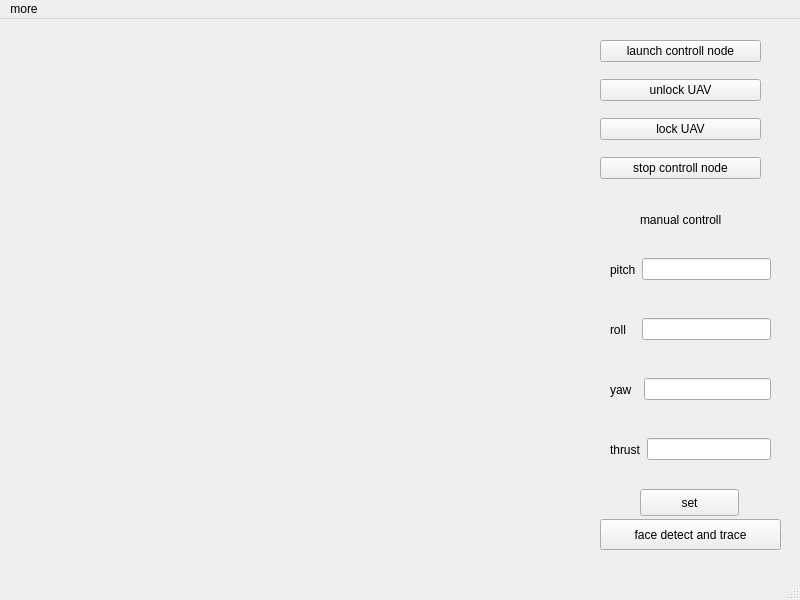
The window that demo.ui (woater/ros_gui_design) describes before a commit, drawn with Qt 5.
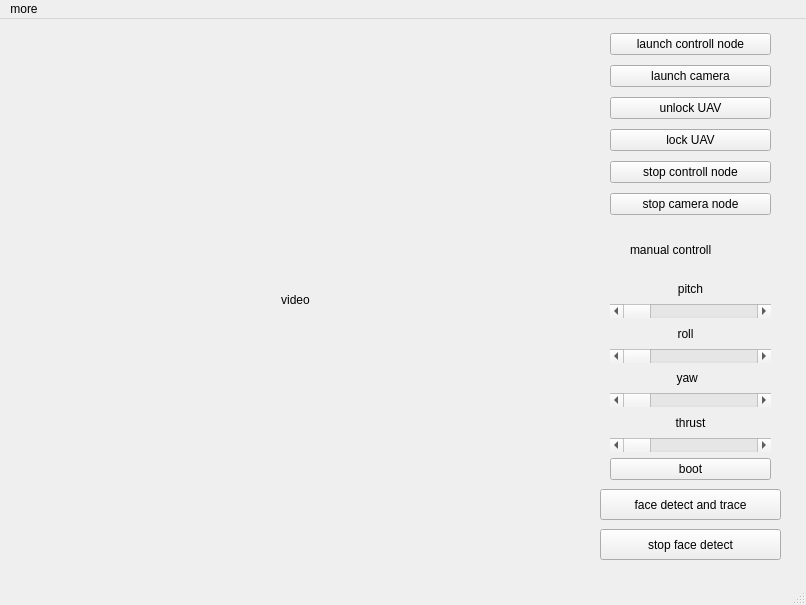
The same window after the commit.

Commit message: add stop nodes

```diff
--- a/demo.ui
+++ b/demo.ui
@@ -6,8 +6,8 @@
    <rect>
     <x>0</x>
     <y>0</y>
-    <width>800</width>
-    <height>600</height>
+    <width>806</width>
+    <height>605</height>
    </rect>
   </property>
   <property name="windowTitle">
@@ -17,10 +17,10 @@
    <widget class="QWidget" name="verticalLayoutWidget">
     <property name="geometry">
      <rect>
-      <x>600</x>
+      <x>610</x>
       <y>10</y>
       <width>161</width>
-      <height>161</height>
+      <height>194</height>
      </rect>
     </property>
     <layout class="QVBoxLayout" name="verticalLayout">
@@ -31,6 +31,13 @@
        </property>
       </widget>
      </item>
+     <item>
+      <widget class="QPushButton" name="pushButton_camera">
+       <property name="text">
+        <string>launch camera</string>
+       </property>
+      </widget>
+     </item>
      <item>
       <widget class="QPushButton" name="pushButton_unlock">
        <property name="text">
@@ -52,133 +59,158 @@
        </property>
       </widget>
      </item>
+     <item>
+      <widget class="QPushButton" name="pushButton_stopcamera">
+       <property name="text">
+        <string>stop camera node</string>
+       </property>
+      </widget>
+     </item>
     </layout>
    </widget>
-   <widget class="QWidget" name="horizontalLayoutWidget">
+   <widget class="QPushButton" name="pushButton_face">
     <property name="geometry">
      <rect>
-      <x>610</x>
+      <x>600</x>
+      <y>470</y>
+      <width>181</width>
+      <height>31</height>
+     </rect>
+    </property>
+    <property name="text">
+     <string>face detect and trace</string>
+    </property>
+   </widget>
+   <widget class="QLabel" name="label_5">
+    <property name="geometry">
+     <rect>
+      <x>630</x>
       <y>220</y>
+      <width>121</width>
+      <height>21</height>
+     </rect>
+    </property>
+    <property name="text">
+     <string>manual controll</string>
+    </property>
+   </widget>
+   <widget class="QLabel" name="label_6">
+    <property name="geometry">
+     <rect>
+      <x>50</x>
+      <y>40</y>
+      <width>491</width>
+      <height>481</height>
+     </rect>
+    </property>
+    <property name="text">
+     <string>video</string>
+    </property>
+    <property name="alignment">
+     <set>Qt::AlignCenter</set>
+    </property>
+   </widget>
+   <widget class="QWidget" name="layoutWidget">
+    <property name="geometry">
+     <rect>
+      <x>610</x>
+      <y>260</y>
       <width>161</width>
-      <height>61</height>
+      <height>201</height>
      </rect>
     </property>
-    <layout class="QHBoxLayout" name="horizontalLayout">
+    <layout class="QVBoxLayout" name="verticalLayout_5">
      <item>
       <widget class="QLabel" name="label">
+       <property name="enabled">
+        <bool>true</bool>
+       </property>
        <property name="text">
         <string>pitch</string>
        </property>
+       <property name="alignment">
+        <set>Qt::AlignCenter</set>
+       </property>
       </widget>
      </item>
      <item>
-      <widget class="QLineEdit" name="lineEdit_pitch"/>
+      <widget class="QScrollBar" name="Scrollbar_pitch">
+       <property name="orientation">
+        <enum>Qt::Horizontal</enum>
+       </property>
+      </widget>
      </item>
-    </layout>
-   </widget>
-   <widget class="QPushButton" name="pushButton_set">
-    <property name="geometry">
-     <rect>
-      <x>640</x>
-      <y>470</y>
-      <width>99</width>
-      <height>27</height>
-     </rect>
-    </property>
-    <property name="text">
-     <string>set</string>
-    </property>
-   </widget>
-   <widget class="QPushButton" name="pushButton_face">
-    <property name="geometry">
-     <rect>
-      <x>600</x>
-      <y>500</y>
-      <width>181</width>
-      <height>31</height>
-     </rect>
-    </property>
-    <property name="text">
-     <string>face detect and trace</string>
-    </property>
-   </widget>
-   <widget class="QWidget" name="horizontalLayoutWidget_2">
-    <property name="geometry">
-     <rect>
-      <x>610</x>
-      <y>280</y>
-      <width>161</width>
-      <height>61</height>
-     </rect>
-    </property>
-    <layout class="QHBoxLayout" name="horizontalLayout_2">
      <item>
       <widget class="QLabel" name="label_2">
        <property name="text">
         <string>roll   </string>
        </property>
+       <property name="alignment">
+        <set>Qt::AlignCenter</set>
+       </property>
       </widget>
      </item>
      <item>
-      <widget class="QLineEdit" name="lineEdit_roll"/>
+      <widget class="QScrollBar" name="Scrollbar_roll">
+       <property name="orientation">
+        <enum>Qt::Horizontal</enum>
+       </property>
+      </widget>
      </item>
-    </layout>
-   </widget>
-   <widget class="QWidget" name="horizontalLayoutWidget_3">
-    <property name="geometry">
-     <rect>
-      <x>610</x>
-      <y>340</y>
-      <width>161</width>
-      <height>61</height>
-     </rect>
-    </property>
-    <layout class="QHBoxLayout" name="horizontalLayout_3">
      <item>
       <widget class="QLabel" name="label_3">
        <property name="text">
         <string>yaw  </string>
        </property>
+       <property name="alignment">
+        <set>Qt::AlignCenter</set>
+       </property>
       </widget>
      </item>
      <item>
-      <widget class="QLineEdit" name="lineEdit_yaw"/>
+      <widget class="QScrollBar" name="Scrollbar_yaw">
+       <property name="orientation">
+        <enum>Qt::Horizontal</enum>
+       </property>
+      </widget>
      </item>
-    </layout>
-   </widget>
-   <widget class="QWidget" name="horizontalLayoutWidget_4">
-    <property name="geometry">
-     <rect>
-      <x>610</x>
-      <y>400</y>
-      <width>161</width>
-      <height>61</height>
-     </rect>
-    </property>
-    <layout class="QHBoxLayout" name="horizontalLayout_4">
      <item>
       <widget class="QLabel" name="label_4">
        <property name="text">
         <string>thrust</string>
        </property>
+       <property name="alignment">
+        <set>Qt::AlignCenter</set>
+       </property>
       </widget>
      </item>
      <item>
-      <widget class="QLineEdit" name="lineEdit_thrust"/>
+      <widget class="QScrollBar" name="Scrollbar_thrust">
+       <property name="orientation">
+        <enum>Qt::Horizontal</enum>
+       </property>
+      </widget>
+     </item>
+     <item>
+      <widget class="QPushButton" name="pushButton_set">
+       <property name="text">
+        <string>boot</string>
+       </property>
+      </widget>
      </item>
     </layout>
    </widget>
-   <widget class="QLabel" name="label_5">
+   <widget class="QPushButton" name="pushButton_stopface">
     <property name="geometry">
      <rect>
-      <x>640</x>
-      <y>190</y>
-      <width>121</width>
-      <height>21</height>
+      <x>600</x>
+      <y>510</y>
+      <width>181</width>
+      <height>31</height>
      </rect>
     </property>
     <property name="text">
-     <string>manual controll</string>
+     <string>stop face detect</string>
     </property>
    </widget>
   </widget>
@@ -187,7 +219,7 @@
     <rect>
      <x>0</x>
      <y>0</y>
-     <width>800</width>
+     <width>806</width>
      <height>25</height>
     </rect>
    </property>
```
Left out of the diff: 4 changed lines with no effect on the pictures. The commit also changes 3 other files.
